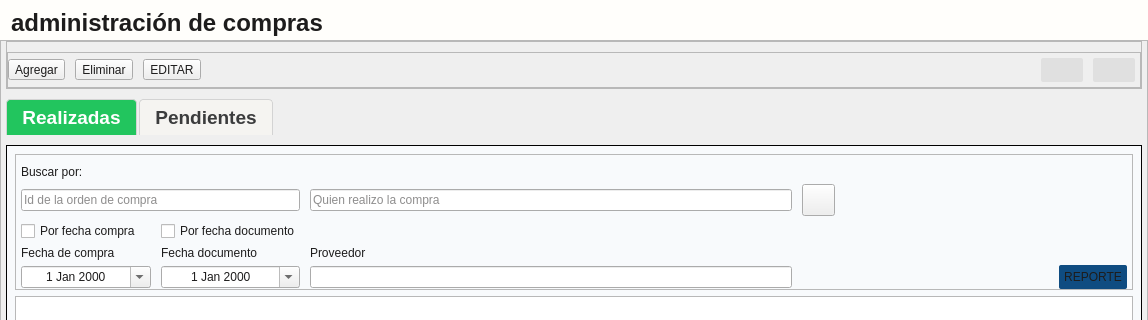
LAngelVp/TuleVenta, file app/View/UserInterfaceUi/UI_CONTROL_COMPRAS.ui: the form before one commit; both pictures show x 0 to 1148 and y 0 to 320 of the 1148 by 610 pixel window.
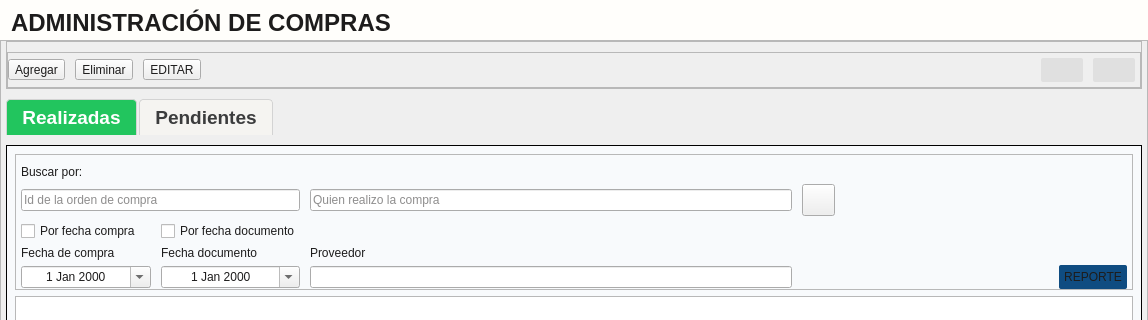
The form after the commit. Icons and pictures are not drawn.

The edit to the form file:
```diff
--- a/app/View/UserInterfaceUi/UI_CONTROL_COMPRAS.ui
+++ b/app/View/UserInterfaceUi/UI_CONTROL_COMPRAS.ui
@@ -403,7 +403,7 @@
       </size>
      </property>
      <property name="text">
-      <string>administración de compras</string>
+      <string>ADMINISTRACIÓN DE COMPRAS</string>
      </property>
     </widget>
    </item>
```
Left out of the diff: 12 changed lines with no effect on the pictures.
